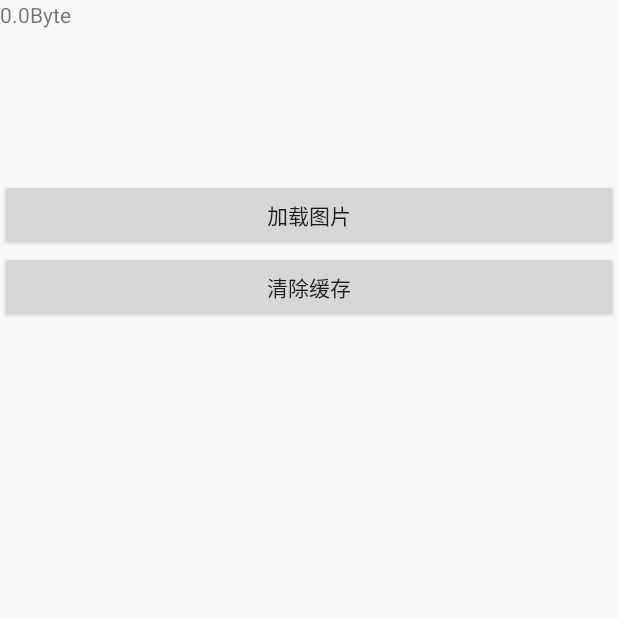
After one commit to lixinxinlove/RxJavaDemo, an Android app: the GlideActivity screen opened directly, with no data from a screen before it, on a phone screen of 412 x 824 dp, the top half of it. The commit adds this screen. Run offline under Robolectric (Android 15) with nearby library versions, the phone set to English and light mode, and no system bars; pictures from the network do not load.

Commit message:
添加Glide 获取缓存目录清除缓存

```diff
--- a/app/build.gradle
+++ b/app/build.gradle
@@ -36,9 +36,8 @@ dependencies {
     compile 'com.squareup.okhttp3:logging-interceptor:3.9.0'
     compile 'com.jakewharton.rxbinding2:rxbinding:2.0.0'
     compile 'com.github.bumptech.glide:glide:4.1.1'
-    compile 'com.qiniu:qiniu-android-sdk:7.3.+'
     compile 'com.github.CymChad:BaseRecyclerViewAdapterHelper:2.9.28'
+    compile 'com.android.support:recyclerview-v7:26.0.0-alpha1'
     testCompile 'junit:junit:4.12'
     annotationProcessor 'com.github.bumptech.glide:compiler:4.1.1'
-    compile 'com.android.support:recyclerview-v7:26.0.0-alpha1'
 }
--- a/app/src/main/AndroidManifest.xml
+++ b/app/src/main/AndroidManifest.xml
@@ -12,7 +12,7 @@
         android:roundIcon="@mipmap/ic_launcher_round"
         android:supportsRtl="true"
         android:theme="@style/AppTheme">
-        <activity android:name=".MainActivity">
+        <activity android:name=".activity.MainActivity">
             <intent-filter>
                 <action android:name="android.intent.action.MAIN" />
 
@@ -23,7 +23,8 @@
         <activity android:name=".rxjava.OkHttpActivity" />
         <activity android:name=".rxjava.RetrofitActivity" />
         <activity android:name=".rxjava.RxJavaActivity" />
-        <activity android:name=".RecyclerViewActivity"></activity>
+        <activity android:name=".activity.RecyclerViewActivity" />
+        <activity android:name=".activity.GlideActivity"></activity>
     </application>
 
 </manifest>
--- a/app/src/main/java/com/love/rxjavademo/App.java
+++ b/app/src/main/java/com/love/rxjavademo/App.java
@@ -10,8 +10,5 @@ public class App extends Application {
     @Override
     public void onCreate() {
         super.onCreate();
-
-
-
     }
 }
--- /dev/null
+++ b/app/src/main/java/com/love/rxjavademo/activity/GlideActivity.java
@@ -0,0 +1,55 @@
+package com.love.rxjavademo.activity;
+
+import android.os.Bundle;
+import android.support.v7.app.AppCompatActivity;
+import android.view.View;
+import android.widget.ImageView;
+import android.widget.TextView;
+
+import com.love.rxjavademo.R;
+import com.love.rxjavademo.glide.GlideApp;
+import com.love.rxjavademo.glide.MyAppGlideModule;
+
+public class GlideActivity extends AppCompatActivity {
+
+
+    ImageView imageView;
+    TextView textView;
+    String url = "https://ws1.sinaimg.cn/large/610dc034ly1fjqw4n86lhj20u00u01kx.jpg";
+
+    @Override
+    protected void onCreate(Bundle savedInstanceState) {
+        super.onCreate(savedInstanceState);
+        setContentView(R.layout.activity_glide);
+        imageView = (ImageView) findViewById(R.id.image);
+        textView = (TextView) findViewById(R.id.tv_cache_size);
+        textView.setText(MyAppGlideModule.getCacheSize(this));
+    }
+
+
+    public void loadImage(View v) {
+        GlideApp.with(this).load(url).into(imageView);
+        textView.setText(MyAppGlideModule.getCacheSize(this));
+    }
+
+
+    public void clearCache(View view) {
+
+        new Thread(new Runnable() {
+            @Override
+            public void run() {
+
+                GlideApp.get(GlideActivity.this).clearDiskCache();
+
+                runOnUiThread(new Runnable() {
+                    @Override
+                    public void run() {
+                        textView.setText(MyAppGlideModule.getCacheSize(GlideActivity.this));
+                    }
+                });
+            }
+        }).start();
+
+    }
+
+}
--- a/app/src/main/java/com/love/rxjavademo/RecyclerViewActivity.java
+++ b/app/src/main/java/com/love/rxjavademo/activity/RecyclerViewActivity.java
@@ -1,4 +1,4 @@
-package com.love.rxjavademo;
+package com.love.rxjavademo.activity;
 
 import android.graphics.Canvas;
 import android.os.Bundle;
@@ -10,6 +10,7 @@ import android.support.v7.widget.helper.ItemTouchHelper;
 import com.chad.library.adapter.base.callback.ItemDragAndSwipeCallback;
 import com.chad.library.adapter.base.listener.OnItemDragListener;
 import com.chad.library.adapter.base.listener.OnItemSwipeListener;
+import com.love.rxjavademo.R;
 import com.love.rxjavademo.adapter.ItemDraggableAdapter;
 
 import java.util.ArrayList;
--- a/app/src/main/java/com/love/rxjavademo/glide/MyAppGlideModule.java
+++ b/app/src/main/java/com/love/rxjavademo/glide/MyAppGlideModule.java
@@ -4,8 +4,12 @@ import android.content.Context;
 
 import com.bumptech.glide.GlideBuilder;
 import com.bumptech.glide.annotation.GlideModule;
+import com.bumptech.glide.load.engine.cache.InternalCacheDiskCacheFactory;
 import com.bumptech.glide.load.engine.cache.LruResourceCache;
 import com.bumptech.glide.module.AppGlideModule;
+
+import java.io.File;
+import java.math.BigDecimal;
 
 /**
  * Created by android on 2017/9/22.
@@ -18,4 +22,83 @@ public class MyAppGlideModule extends AppGlideModule {
         int memoryCacheSizeBytes = 1024 * 1024 * 100; // 100mb
         builder.setMemoryCache(new LruResourceCache(memoryCacheSizeBytes));
     }
+
+
+    public void getDiskCacheSize() {
+
+    }
+
+    /**
+     * 获取Glide造成的缓存大小
+     *
+     * @return CacheSize
+     */
+    public static String getCacheSize(Context context) {
+        try {
+            return getFormatSize(getFolderSize(new File(context.getCacheDir() + "/" + InternalCacheDiskCacheFactory.DEFAULT_DISK_CACHE_DIR)));
+        } catch (Exception e) {
+            e.printStackTrace();
+        }
+        return "";
+    }
+
+    /**
+     * 获取指定文件夹内所有文件大小的和
+     *
+     * @param file file
+     * @return size
+     * @throws Exception
+     */
+    private static long  getFolderSize(File file) throws Exception {
+        long size = 0;
+        try {
+            File[] fileList = file.listFiles();
+            for (File aFileList : fileList) {
+                if (aFileList.isDirectory()) {
+                    size = size + getFolderSize(aFileList);
+                } else {
+                    size = size + aFileList.length();
+                }
+            }
+        } catch (Exception e) {
+            e.printStackTrace();
+        }
+        return size;
+    }
+
+
+    /**
+     * 格式化单位
+     *
+     * @param size size
+     * @return size
+     */
+    private static String getFormatSize(double size) {
+
+        double kiloByte = size / 1024;
+        if (kiloByte < 1) {
+            return size + "Byte";
+        }
+
+        double megaByte = kiloByte / 1024;
+        if (megaByte < 1) {
+            BigDecimal result1 = new BigDecimal(Double.toString(kiloByte));
+            return result1.setScale(2, BigDecimal.ROUND_HALF_UP).toPlainString() + "KB";
+        }
+
+        double gigaByte = megaByte / 1024;
+        if (gigaByte < 1) {
+            BigDecimal result2 = new BigDecimal(Double.toString(megaByte));
+            return result2.setScale(2, BigDecimal.ROUND_HALF_UP).toPlainString() + "MB";
+        }
+
+        double teraBytes = gigaByte / 1024;
+        if (teraBytes < 1) {
+            BigDecimal result3 = new BigDecimal(Double.toString(gigaByte));
+            return result3.setScale(2, BigDecimal.ROUND_HALF_UP).toPlainString() + "GB";
+        }
+        BigDecimal result4 = new BigDecimal(teraBytes);
+
+        return result4.setScale(2, BigDecimal.ROUND_HALF_UP).toPlainString() + "TB";
+    }
 }
--- /dev/null
+++ b/app/src/main/res/layout/activity_glide.xml
@@ -0,0 +1,38 @@
+<?xml version="1.0" encoding="utf-8"?>
+<ScrollView xmlns:android="http://schemas.android.com/apk/res/android"
+    android:layout_width="match_parent"
+    android:layout_height="match_parent">
+
+    <LinearLayout
+        android:layout_width="match_parent"
+        android:layout_height="match_parent"
+        android:orientation="vertical">
+
+
+        <TextView
+            android:id="@+id/tv_cache_size"
+            android:layout_width="match_parent"
+            android:layout_height="wrap_content" />
+
+        <ImageView
+            android:id="@+id/image"
+            android:layout_width="100dp"
+            android:layout_height="100dp" />
+
+
+        <Button
+            android:layout_width="match_parent"
+            android:layout_height="wrap_content"
+            android:onClick="loadImage"
+            android:text="加载图片" />
+
+        <Button
+            android:layout_width="match_parent"
+            android:layout_height="wrap_content"
+            android:onClick="clearCache"
+            android:text="清除缓存" />
+
+
+    </LinearLayout>
+
+</ScrollView>
```
Also changed, not shown: app/src/main/java/com/love/rxjavademo/activity/MainActivity.java (renamed from app/src/main/java/com/love/rxjavademo/MainActivity.java, +8 -2 lines), app/src/main/res/layout/activity_main.xml (+7 -1 lines).
